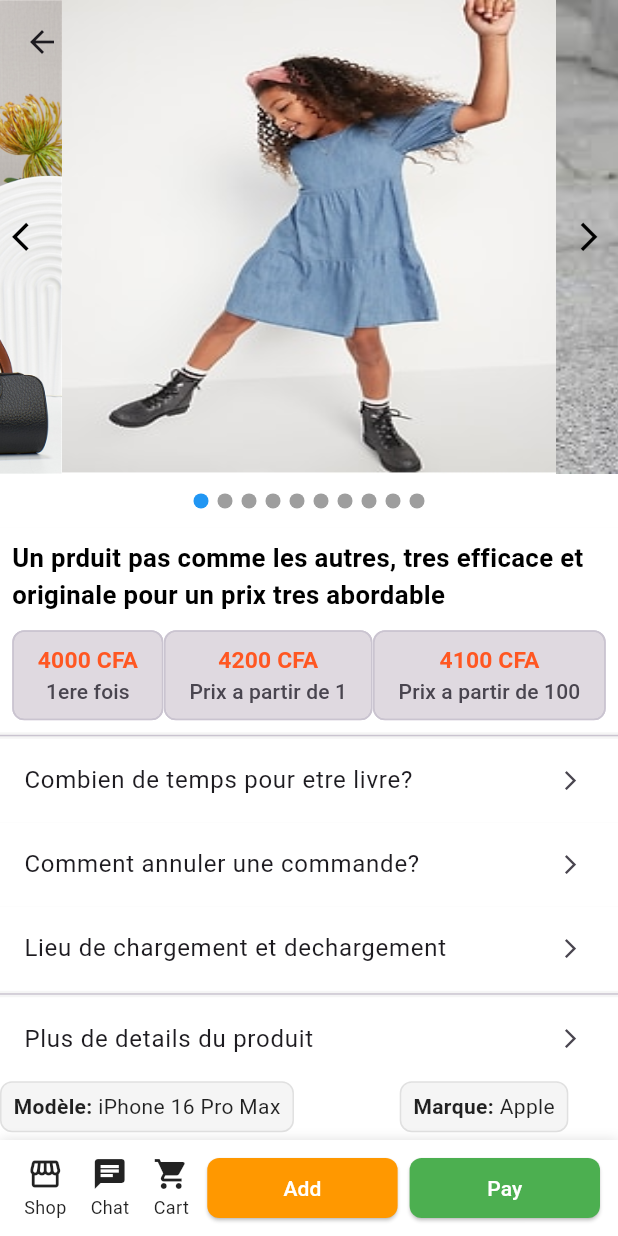
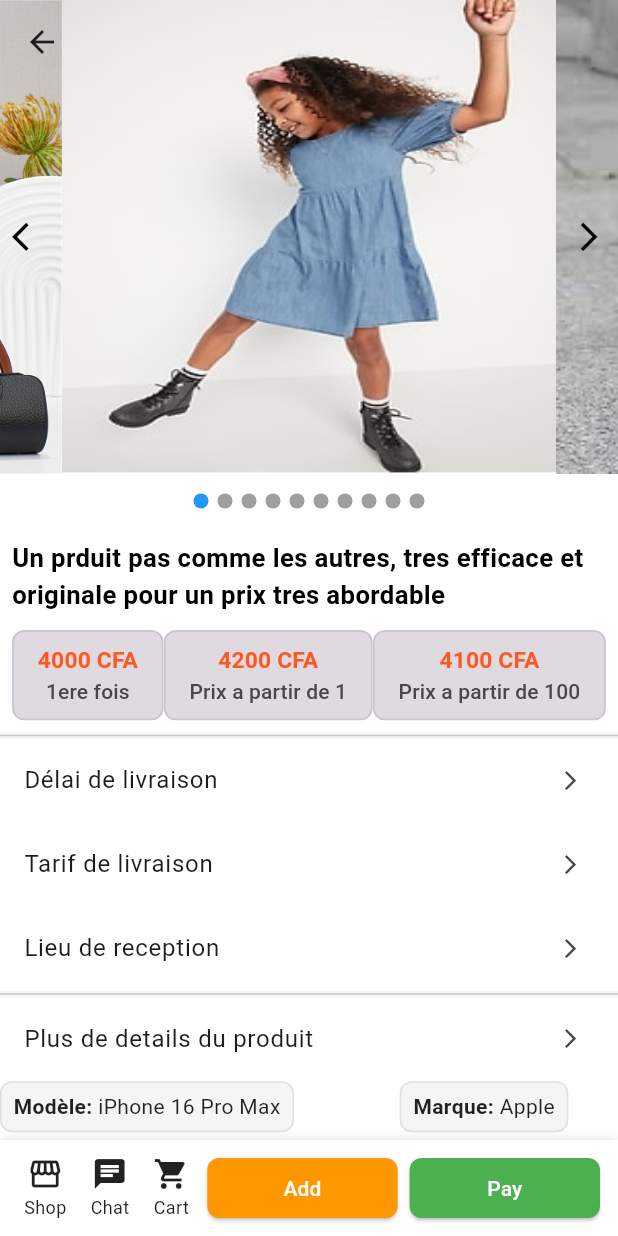
Before and after one commit to elsanal/barka, a Flutter app: the screen it shows after launch, after a tap on "Jolie habit pour bébé. Toutes les taille", on a phone screen of 412 x 824 dp. Run offline on Flutter 3.47's test engine with Material 3 defaults, Android fonts, the phone set to English and light mode, and no system bars; drawn by our look-alikes of card_swiper; our stand-ins replace flutter_riverpod, flutter_screenutil, go_router.

Commit message:
logistic + payment

```diff
--- a/lib/features/product/logistic_refund.dart
+++ b/lib/features/product/logistic_refund.dart
@@ -1,24 +1,87 @@
 import 'package:flutter/material.dart';
 import 'package:flutter_screenutil/flutter_screenutil.dart';
 
-Widget logisticRefundPolicy() {
+Widget logisticRefundPolicy(BuildContext context) {
   return SliverToBoxAdapter(
     child: Column(
       children: [
-        ListTile(
-          title: Text("Combien de temps pour etre livre?"),
+        GestureDetector(
+          onTap: () => showDialog(
+            context: context,
+            builder: (BuildContext context) {
+              return AlertDialog(
+                title: Text("Délai de livraison"),
+                content: SingleChildScrollView(
+                  child: Text(
+                    "Voici les détails concernant le délai de livraison. Veuillez lire attentivement toutes les informations.",
+                  ),
+                ),
+                actions: [
+                  TextButton(
+                    child: Text("Fermer"),
+                    onPressed: () => Navigator.of(context).pop(),
+                  ),
+                ],
+              );
+            },
+          ),
+          child: ListTile(
+            title: Text("Délai de livraison"),
             tileColor: Colors.white,
             trailing: Icon(Icons.arrow_forward_ios_sharp, size: 40.w),
           ),
-        ListTile(
-          title: Text("Comment annuler une commande?"),
+        ),
+        GestureDetector(
+          onTap: () => showDialog(
+            context: context,
+            builder: (BuildContext context) {
+              return AlertDialog(
+                title: Text("Tarif de livraison"),
+                content: SingleChildScrollView(
+                  child: Text(
+                    "Voici les détails concernant le délai de livraison. Veuillez lire attentivement toutes les informations.",
+                  ),
+                ),
+                actions: [
+                  TextButton(
+                    child: Text("Fermer"),
+                    onPressed: () => Navigator.of(context).pop(),
+                  ),
+                ],
+              );
+            },
+          ),
+          child: ListTile(
+            title: Text("Tarif de livraison"),
             tileColor: Colors.white,
             trailing: Icon(Icons.arrow_forward_ios_sharp, size: 40.w),
           ),
-        ListTile(
-          title: Text("Lieu de chargement et dechargement"),
+        ),
+        GestureDetector(
+          onTap: () => showDialog(
+            context: context,
+            builder: (BuildContext context) {
+              return AlertDialog(
+                title: Text("Lieu de reception"),
+                content: SingleChildScrollView(
+                  child: Text(
+                    "Voici les détails concernant le délai de livraison. Veuillez lire attentivement toutes les informations.",
+                  ),
+                ),
+                actions: [
+                  TextButton(
+                    child: Text("Fermer"),
+                    onPressed: () => Navigator.of(context).pop(),
+                  ),
+                ],
+              );
+            },
+          ),
+          child: ListTile(
+            title: Text("Lieu de reception"),
             tileColor: Colors.white,
             trailing: Icon(Icons.arrow_forward_ios_sharp, size: 40.w),
+          ),
         ),
       ],
     ),
--- a/lib/features/product/product_detail.dart
+++ b/lib/features/product/product_detail.dart
@@ -22,7 +22,6 @@ class _ProductDetailPageState extends State<ProductDetailPage> {
   @override
   Widget build(BuildContext context) {
     return SafeArea(
-
       child: Scaffold(
         backgroundColor: Colors.grey[100],
         bottomNavigationBar: CustomBottomBar(
@@ -45,7 +44,7 @@ class _ProductDetailPageState extends State<ProductDetailPage> {
             ),
             SliverToBoxAdapter(child: Divider(height: 10.h)),
             //   Logictic & refund info
-            logisticRefundPolicy(),
+            logisticRefundPolicy(context),
             SliverToBoxAdapter(child: Divider(height: 10.h)),
             //   Characteristics
             productCharacteristicsPopUp(context),
```
Also changed, not shown: lib/features/payment/articles_selection.dart (added, +32 -0 lines), lib/features/payment/payment_system.dart (added). Lines whose indentation alone changed are shown as unchanged.
